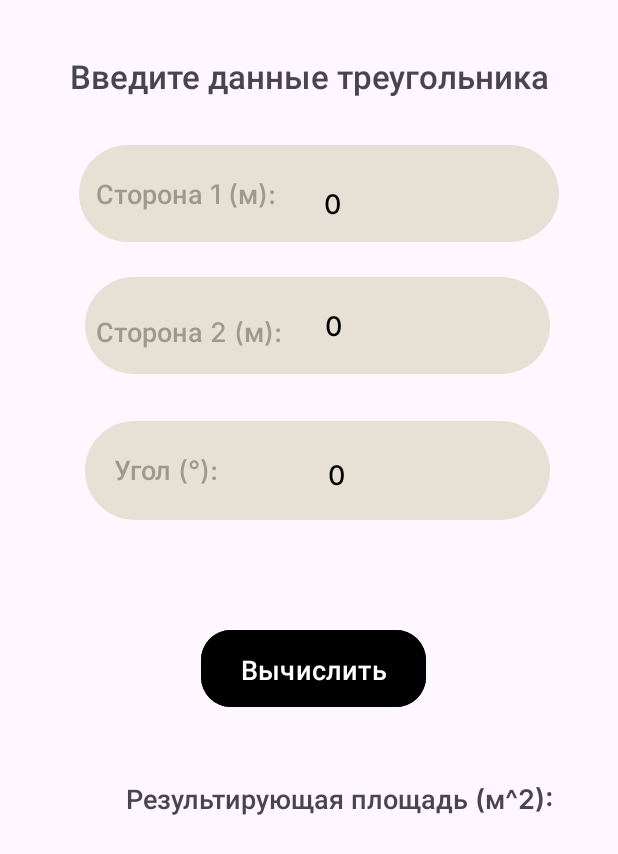
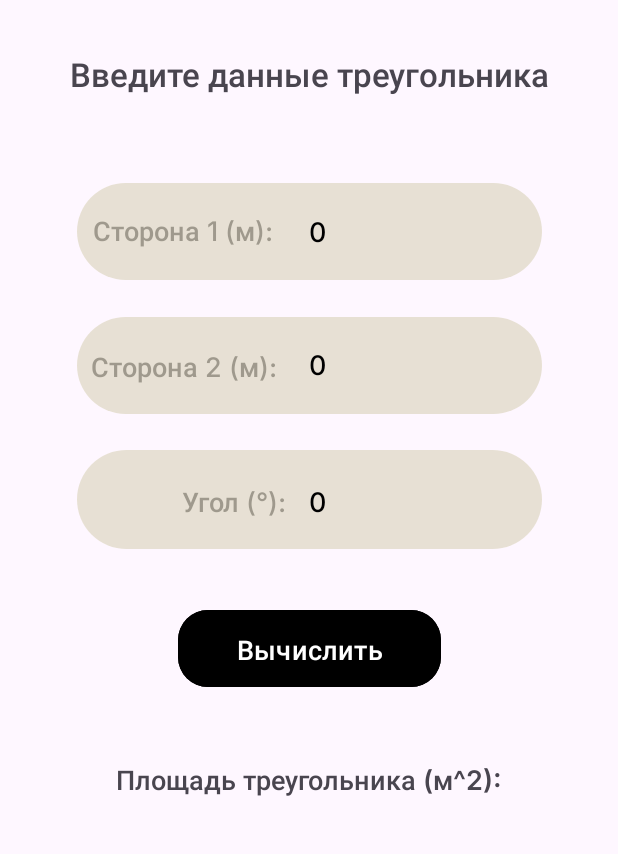
Before and after one commit to Ksyusha7650/AndroidFirstLaboratory, an Android app: the screen it shows after launch (MainActivity), on a phone screen of 412 x 824 dp. Shown: the top 854 px of the screen. Run offline under Robolectric (Android 15) with nearby library versions, the phone set to English and light mode, and no system bars.

Commit message:
fix design

```diff
--- a/app/src/main/AndroidManifest.xml
+++ b/app/src/main/AndroidManifest.xml
@@ -17,7 +17,6 @@
             android:exported="true">
             <intent-filter>
                 <action android:name="android.intent.action.MAIN" />
-
                 <category android:name="android.intent.category.LAUNCHER" />
             </intent-filter>
         </activity>
--- a/app/src/main/res/layout/activity_main.xml
+++ b/app/src/main/res/layout/activity_main.xml
@@ -8,131 +8,144 @@
     tools:context=".MainActivity">
 
     <TextView
-        android:id="@+id/textView"
-        android:layout_width="wrap_content"
-        android:layout_height="wrap_content"
-        android:layout_marginStart="64dp"
-        android:layout_marginTop="20dp"
-        android:fontFamily="@font/inter_medium"
-        android:text="@string/side_1"
-        android:textSize="18sp"
-        app:layout_constraintStart_toStartOf="parent"
-        app:layout_constraintTop_toTopOf="@+id/view" />
-
-    <TextView
         android:id="@+id/textView4"
-        android:layout_width="wrap_content"
+        android:layout_width="0dp"
         android:layout_height="wrap_content"
         android:fontFamily="@font/inter_semibold"
         android:text="@string/input_data_of_triangle"
+        android:textAlignment="center"
         android:textSize="22sp"
-        app:layout_constraintBottom_toBottomOf="parent"
+        app:layout_constraintBottom_toTopOf="@+id/view"
         app:layout_constraintEnd_toEndOf="parent"
         app:layout_constraintHorizontal_bias="0.5"
         app:layout_constraintStart_toStartOf="parent"
         app:layout_constraintTop_toTopOf="parent"
-        app:layout_constraintVertical_bias="0.044" />
+        app:layout_constraintVertical_bias="0.37" />
 
-    <TextView
-        android:id="@+id/textView5"
-        android:layout_width="wrap_content"
-        android:layout_height="wrap_content"
-        android:layout_marginStart="84dp"
-        android:layout_marginTop="44dp"
-        android:fontFamily="@font/inter_semibold"
-        android:text="@string/result_square_is"
-        android:textSize="18sp"
-        app:layout_constraintStart_toStartOf="parent"
-        app:layout_constraintTop_toBottomOf="@+id/buttonCalculate" />
-
-    <TextView
-        android:id="@+id/textViewResult"
-        android:layout_width="75dp"
-        android:layout_height="43dp"
-        android:layout_marginStart="172dp"
-        android:layout_marginBottom="192dp"
-        android:fontFamily="@font/inter_semibold"
-        android:textAlignment="center"
-        android:textSize="20sp"
-        app:layout_constraintBottom_toBottomOf="parent"
-        app:layout_constraintStart_toStartOf="parent" />
-
-    <TextView
-        android:id="@+id/textView2"
-        android:layout_width="wrap_content"
-        android:layout_height="wrap_content"
-        android:layout_marginStart="64dp"
-        android:layout_marginTop="24dp"
-        android:fontFamily="@font/inter_medium"
-        android:text="@string/side_2"
-        android:textSize="18sp"
-        app:layout_constraintStart_toStartOf="parent"
-        app:layout_constraintTop_toTopOf="@+id/view2" />
-    <TextView
-        android:id="@+id/textView3"
-        android:layout_width="wrap_content"
-        android:layout_height="wrap_content"
-        android:layout_marginStart="76dp"
-        android:layout_marginTop="20dp"
-        android:fontFamily="@font/inter_medium"
-        android:text="@string/angle"
-        android:textSize="18sp"
-        app:layout_constraintStart_toStartOf="parent"
-        app:layout_constraintTop_toTopOf="@+id/view3" />
-
-    <View
-        android:id="@+id/view3"
-        android:layout_width="311dp"
-        android:layout_height="67dp"
-        android:layout_marginStart="56dp"
-        android:layout_marginTop="280dp"
-        android:background="@drawable/view_bg"
-        app:layout_constraintStart_toStartOf="parent"
-        app:layout_constraintTop_toTopOf="parent" />
-
-    <View
-        android:id="@+id/view2"
-        android:layout_width="311dp"
-        android:layout_height="66dp"
-        android:layout_marginStart="56dp"
-        android:layout_marginTop="184dp"
-        android:background="@drawable/view_bg"
-        app:layout_constraintStart_toStartOf="parent"
-        app:layout_constraintTop_toTopOf="parent" />
-
-    <View
-        android:id="@+id/view"
-        android:layout_width="321dp"
-        android:layout_height="66dp"
-        android:layout_marginStart="52dp"
-        android:layout_marginTop="96dp"
-        android:background="@drawable/view_bg"
-        app:layout_constraintStart_toStartOf="parent"
-        app:layout_constraintTop_toTopOf="parent" />
 
     <Button
         android:id="@+id/buttonCalculate"
-        android:layout_width="150dp"
+        android:layout_width="175dp"
         android:layout_height="59dp"
-        android:layout_marginTop="416dp"
-        android:layout_marginEnd="128dp"
         android:backgroundTint="@color/black"
         android:fontFamily="@font/inter_medium"
         android:onClick="buttonCalculateClick"
         android:text="@string/compute"
         android:textSize="18sp"
         app:cornerRadius="20sp"
+        app:layout_constraintBottom_toBottomOf="parent"
         app:layout_constraintEnd_toEndOf="parent"
+        app:layout_constraintStart_toStartOf="parent"
         app:layout_constraintTop_toTopOf="parent"
+        app:layout_constraintVertical_bias="0.527"
         app:rippleColor="@android:color/transparent" />
 
+    <TextView
+        android:id="@+id/textView"
+        android:layout_width="wrap_content"
+        android:layout_height="wrap_content"
+        android:fontFamily="@font/inter_medium"
+        android:text="@string/side_1"
+        android:textSize="18sp"
+        app:layout_constraintBottom_toBottomOf="@+id/view"
+        app:layout_constraintEnd_toEndOf="@+id/view"
+        app:layout_constraintHorizontal_bias="0.059"
+        app:layout_constraintStart_toStartOf="@+id/view"
+        app:layout_constraintTop_toTopOf="@+id/view"
+        app:layout_constraintVertical_bias="0.475" />
+
+    <TextView
+        android:id="@+id/textView5"
+        android:layout_width="wrap_content"
+        android:layout_height="wrap_content"
+        android:layout_marginTop="44dp"
+        android:fontFamily="@font/inter_semibold"
+        android:text="@string/result_square_is"
+        android:textSize="18sp"
+        app:layout_constraintBottom_toBottomOf="parent"
+        app:layout_constraintEnd_toEndOf="parent"
+        app:layout_constraintHorizontal_bias="0.503"
+        app:layout_constraintStart_toStartOf="parent"
+        app:layout_constraintTop_toBottomOf="@+id/buttonCalculate"
+        app:layout_constraintVertical_bias="0.003" />
+
+    <TextView
+        android:id="@+id/textViewResult"
+        android:layout_width="75dp"
+        android:layout_height="43dp"
+        android:fontFamily="@font/inter_semibold"
+        android:textAlignment="center"
+        android:textSize="20sp"
+        app:layout_constraintBottom_toBottomOf="parent"
+        app:layout_constraintEnd_toEndOf="parent"
+        app:layout_constraintStart_toStartOf="parent"
+        app:layout_constraintTop_toBottomOf="@+id/textView5"
+        app:layout_constraintVertical_bias="0.222" />
+
+    <TextView
+        android:id="@+id/textView2"
+        android:layout_width="wrap_content"
+        android:layout_height="wrap_content"
+        android:fontFamily="@font/inter_medium"
+        android:text="@string/side_2"
+        android:textSize="18sp"
+        app:layout_constraintBottom_toBottomOf="@+id/view2"
+        app:layout_constraintEnd_toEndOf="@+id/view2"
+        app:layout_constraintHorizontal_bias="0.055"
+        app:layout_constraintStart_toStartOf="@+id/view2"
+        app:layout_constraintTop_toTopOf="@+id/view2" />
+
+    <TextView
+        android:id="@+id/textView3"
+        android:layout_width="wrap_content"
+        android:layout_height="wrap_content"
+        android:fontFamily="@font/inter_medium"
+        android:text="@string/angle"
+        android:textSize="18sp"
+        app:layout_constraintBottom_toBottomOf="@+id/view3"
+        app:layout_constraintEnd_toEndOf="@+id/view3"
+        app:layout_constraintHorizontal_bias="0.292"
+        app:layout_constraintStart_toStartOf="@+id/view3"
+        app:layout_constraintTop_toTopOf="@+id/view3"
+        app:layout_constraintVertical_bias="0.512" />
+
+    <View
+        android:id="@+id/view3"
+        android:layout_width="311dp"
+        android:layout_height="67dp"
+        android:background="@drawable/view_bg"
+        app:layout_constraintBottom_toBottomOf="parent"
+        app:layout_constraintEnd_toEndOf="parent"
+        app:layout_constraintStart_toStartOf="parent"
+        app:layout_constraintTop_toTopOf="parent"
+        app:layout_constraintVertical_bias="0.396" />
+
+    <View
+        android:id="@+id/view2"
+        android:layout_width="311dp"
+        android:layout_height="66dp"
+        android:background="@drawable/view_bg"
+        app:layout_constraintBottom_toTopOf="@+id/view3"
+        app:layout_constraintEnd_toEndOf="parent"
+        app:layout_constraintStart_toStartOf="parent"
+        app:layout_constraintTop_toBottomOf="@+id/view"
+        app:layout_constraintVertical_bias="0.512" />
+
+    <View
+        android:id="@+id/view"
+        android:layout_width="311dp"
+        android:layout_height="66dp"
+        android:background="@drawable/view_bg"
+        app:layout_constraintBottom_toBottomOf="parent"
+        app:layout_constraintEnd_toEndOf="parent"
+        app:layout_constraintStart_toStartOf="parent"
+        app:layout_constraintTop_toTopOf="parent"
+        app:layout_constraintVertical_bias="0.16" />
 
     <EditText
-        android:id="@+id/editTextAngle"
-        android:layout_width="133dp"
-        android:layout_height="63dp"
-        android:layout_marginTop="284dp"
-        android:layout_marginEnd="60dp"
+        android:id="@+id/editTextSide1"
+        android:layout_width="152dp"
+        android:layout_height="55dp"
         android:background="@drawable/edittext_bg"
         android:ems="10"
         android:fontFamily="@font/inter_medium"
@@ -141,15 +154,17 @@
         android:textAlignment="viewStart"
         android:textColor="@color/black"
         android:textSize="18sp"
-        app:layout_constraintEnd_toEndOf="parent"
-        app:layout_constraintTop_toTopOf="parent" />
+        app:layout_constraintBottom_toBottomOf="@+id/view"
+        app:layout_constraintEnd_toEndOf="@+id/view"
+        app:layout_constraintHorizontal_bias="0.974"
+        app:layout_constraintStart_toStartOf="@+id/view"
+        app:layout_constraintTop_toTopOf="@+id/view"
+        app:layout_constraintVertical_bias="0.454" />
 
     <EditText
-        android:id="@+id/editTextSide1"
-        android:layout_width="144dp"
-        android:layout_height="54dp"
-        android:layout_marginTop="108dp"
-        android:layout_marginEnd="52dp"
+        android:id="@+id/editTextSide2"
+        android:layout_width="152dp"
+        android:layout_height="55dp"
         android:background="@drawable/edittext_bg"
         android:ems="10"
         android:fontFamily="@font/inter_medium"
@@ -158,15 +173,17 @@
         android:textAlignment="viewStart"
         android:textColor="@color/black"
         android:textSize="18sp"
-        app:layout_constraintEnd_toEndOf="parent"
-        app:layout_constraintTop_toTopOf="parent" />
+        app:layout_constraintBottom_toBottomOf="@+id/view2"
+        app:layout_constraintEnd_toEndOf="@+id/view2"
+        app:layout_constraintHorizontal_bias="0.974"
+        app:layout_constraintStart_toStartOf="@+id/view2"
+        app:layout_constraintTop_toTopOf="@+id/view2"
+        app:layout_constraintVertical_bias="0.363" />
 
     <EditText
-        android:id="@+id/editTextSide2"
-        android:layout_width="143dp"
-        android:layout_height="65dp"
-        android:layout_marginTop="184dp"
-        android:layout_marginEnd="52dp"
+        android:id="@+id/editTextAngle"
+        android:layout_width="152dp"
+        android:layout_height="55dp"
         android:background="@drawable/edittext_bg"
         android:ems="10"
         android:fontFamily="@font/inter_medium"
@@ -175,8 +192,12 @@
         android:textAlignment="viewStart"
         android:textColor="@color/black"
         android:textSize="18sp"
-        app:layout_constraintEnd_toEndOf="parent"
-        app:layout_constraintTop_toTopOf="parent" />
+        app:layout_constraintBottom_toBottomOf="@+id/view3"
+        app:layout_constraintEnd_toEndOf="@+id/view3"
+        app:layout_constraintHorizontal_bias="0.974"
+        app:layout_constraintStart_toStartOf="@+id/view3"
+        app:layout_constraintTop_toTopOf="@+id/view3"
+        app:layout_constraintVertical_bias="0.583" />
 
     <androidx.constraintlayout.widget.Group
         android:id="@+id/group"
--- a/app/src/main/res/values-night/themes.xml
+++ b/app/src/main/res/values-night/themes.xml
@@ -1,7 +1,8 @@
 <resources xmlns:tools="http://schemas.android.com/tools">
     <!-- Base application theme. -->
     <style name="Base.Theme.Lab1" parent="Theme.Material3.DayNight.NoActionBar">
-        <!-- Customize your dark theme here. -->
-        <!-- <item name="colorPrimary">@color/my_dark_primary</item> -->
+        <item name="colorPrimary">@color/black</item>
+        <item name="colorPrimaryDark">@color/black</item>
+        <item name="colorAccent">@color/black</item>
     </style>
 </resources>
--- /dev/null
+++ b/app/src/main/res/values/ic_launcher_background.xml
@@ -0,0 +1,4 @@
+<?xml version="1.0" encoding="utf-8"?>
+<resources>
+    <color name="ic_launcher_background">#B78575</color>
+</resources>
--- a/app/src/main/res/values/strings.xml
+++ b/app/src/main/res/values/strings.xml
@@ -4,7 +4,7 @@
     <string name="input_data_of_triangle">Введите данные треугольника</string>
     <string name="side_2">Сторона 2 (м):</string>
     <string name="angle">Угол (°):</string>
-    <string name="result_square_is">Результирующая площадь (м^2):</string>
+    <string name="result_square_is"> Площадь треугольника (м^2):</string>
     <string name="error_angle">Угол должен быть меньше 180°</string>
     <string name="error">Ошибка!</string>
     <string name="ok">ОК</string>
--- a/app/src/main/res/values/themes.xml
+++ b/app/src/main/res/values/themes.xml
@@ -1,8 +1,9 @@
 <resources xmlns:tools="http://schemas.android.com/tools">
     <!-- Base application theme. -->
     <style name="Base.Theme.Lab1" parent="Theme.Material3.DayNight.NoActionBar">
-        <!-- Customize your light theme here. -->
-        <!-- <item name="colorPrimary">@color/my_light_primary</item> -->
+        <item name="colorPrimary">@color/black</item>
+        <item name="colorPrimaryDark">@color/black</item>
+        <item name="colorAccent">@color/black</item>
     </style>
 
     <style name="Theme.Lab1" parent="Base.Theme.Lab1" />
```
Also changed, not shown: app/src/main/ic_launcher-playstore.png (added), app/src/main/res/mipmap-hdpi/ic_launcher_foreground.webp (added), app/src/main/res/mipmap-mdpi/ic_launcher_foreground.webp (added), app/src/main/res/mipmap-xhdpi/ic_launcher_foreground.webp (added), app/src/main/res/mipmap-xxhdpi/ic_launcher_foreground.webp (added), app/src/main/res/mipmap-xxxhdpi/ic_launcher_foreground.webp (added).
